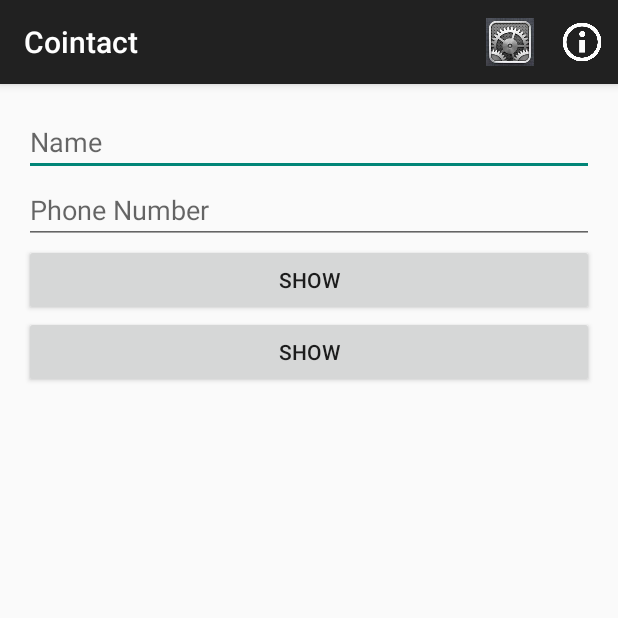
After one commit to studentmanik/PhoneBook, an Android app: the Contact screen opened directly, with no data from a screen before it, on a phone screen of 412 x 824 dp, the top half of it. The commit adds this screen. Run offline under Robolectric (Android 15) with nearby library versions, the phone set to English and light mode, and no system bars.

Commit message:
new class

```diff
--- a/app/src/main/AndroidManifest.xml
+++ b/app/src/main/AndroidManifest.xml
@@ -1,6 +1,7 @@
 <?xml version="1.0" encoding="utf-8"?>
 <manifest xmlns:android="http://schemas.android.com/apk/res/android"
     package="com.example.ranacom.phonebook" >
+    <uses-permission android:name="android.permission.READ_CONTACTS"/>
 
     <application
         android:allowBackup="true"
@@ -16,6 +17,10 @@
                 <category android:name="android.intent.category.LAUNCHER" />
             </intent-filter>
         </activity>
+        <activity
+            android:name=".Contact"
+            android:label="@string/title_activity_contact" >
+        </activity>
     </application>
 
 </manifest>
--- /dev/null
+++ b/app/src/main/java/com/example/ranacom/phonebook/Contact.java
@@ -0,0 +1,122 @@
+package com.example.ranacom.phonebook;
+
+import android.database.Cursor;
+import android.os.Bundle;
+import android.provider.ContactsContract;
+import android.support.v7.app.ActionBarActivity;
+import android.view.Menu;
+import android.view.MenuItem;
+import android.view.View;
+import android.widget.Button;
+import android.widget.EditText;
+import android.widget.ListView;
+import android.widget.Toast;
+
+import java.util.List;
+
+
+public class Contact extends ActionBarActivity {
+
+    ListView lv;
+    List<ContactList> namelist;
+    DBHandler db;
+    List<ContactList> contactses;
+    ContactList contacts;
+    EditText etPersonName,etPhoneNumber;
+    Button btnShow,btnAdd;
+
+
+
+    @Override
+    protected void onCreate(Bundle savedInstanceState) {
+        super.onCreate(savedInstanceState);
+        setContentView(R.layout.activity_contact);
+
+
+        init();
+
+
+
+
+    }
+
+    private void init() {
+        db = new DBHandler(this);
+
+        etPersonName = (EditText) findViewById(R.id.etPersonName);
+        etPhoneNumber = (EditText) findViewById(R.id.etPhoneNumber);
+        lv = (ListView) findViewById(R.id.lv);
+        btnShow= (Button) findViewById(R.id.btnShow);
+        btnAdd= (Button) findViewById(R.id.btnAdd);
+        btnAdd.setOnClickListener(new View.OnClickListener() {
+            @Override
+            public void onClick(View v) {
+                /*ContactList contactList = new ContactList(etPersonName.getText().toString(),etPhoneNumber.getText().toString());
+                db.addContact(contactList);*/
+
+
+                Cursor cursor = getContentResolver().query(
+                        ContactsContract.CommonDataKinds.Phone.CONTENT_URI, null, null,
+                        null, ContactsContract.CommonDataKinds.Phone.DISPLAY_NAME
+                                + " COLLATE LOCALIZED ASC");
+
+                // Looping through the contacts and adding them to arrayList
+                while (cursor.moveToNext()) {
+                    String name = cursor
+                            .getString(cursor
+                                    .getColumnIndex(ContactsContract.CommonDataKinds.Phone.DISPLAY_NAME));
+                    String phoneNumber = cursor
+                            .getString(cursor
+                                    .getColumnIndex(ContactsContract.CommonDataKinds.Phone.NUMBER));
+
+                    Toast.makeText(getApplicationContext(),name+ "  " + phoneNumber, Toast.LENGTH_LONG).show();
+
+
+                    ContactList contactList = new ContactList(name,phoneNumber);
+                    db.addContact(contactList);
+
+
+
+
+
+                }
+
+                cursor.close();
+                Toast.makeText(getApplicationContext(), "Imported", Toast.LENGTH_LONG).show();
+
+            }
+        });
+        btnShow.setOnClickListener(new View.OnClickListener() {
+            @Override
+            public void onClick(View v) {
+                lv.setAdapter(new ContactListAdapter(getApplicationContext(),db.getAllContact()));
+            }
+        });
+
+    }
+
+
+
+
+    @Override
+    public boolean onCreateOptionsMenu(Menu menu) {
+        // Inflate the menu; this adds items to the action bar if it is present.
+        getMenuInflater().inflate(R.menu.menu_contact, menu);
+        return true;
+    }
+
+    @Override
+    public boolean onOptionsItemSelected(MenuItem item) {
+        // Handle action bar item clicks here. The action bar will
+        // automatically handle clicks on the Home/Up button, so long
+        // as you specify a parent activity in AndroidManifest.xml.
+        int id = item.getItemId();
+
+        //noinspection SimplifiableIfStatement
+        if (id == R.id.action_settings) {
+            return true;
+        }
+
+        return super.onOptionsItemSelected(item);
+    }
+}
--- /dev/null
+++ b/app/src/main/java/com/example/ranacom/phonebook/DBHandler.java
@@ -0,0 +1,91 @@
+package com.example.ranacom.phonebook;
+
+import android.content.ContentValues;
+import android.content.Context;
+import android.database.Cursor;
+import android.database.sqlite.SQLiteDatabase;
+import android.database.sqlite.SQLiteOpenHelper;
+
+import java.util.ArrayList;
+import java.util.List;
+
+
+public class DBHandler extends SQLiteOpenHelper {
+
+    // database VERSION
+    private static final int DATABASE_VERSION = 1;
+
+    // Database Name
+    private static final String DATABASE_NAME = "contact_db";
+
+    // Contacts table name
+    private static final String TABLE_CONTACTS = "tbl_contact";
+
+    // Contacts Table Columns names
+    private static final String KEY_ID = "id";
+    private static final String KEY_CONTACT_NAME = "contact_name";
+    private static final String KEY_CONTACT_NUMBER = "contact_number";
+    private static final String KEY_CONTACT_IMG = "contact_img";
+
+
+    public DBHandler(Context context) {
+        super(context, DATABASE_NAME, null, DATABASE_VERSION);
+    }
+    @Override
+    public void onCreate(SQLiteDatabase db) {
+        String CREATE_CONTACTS_TABLE = "CREATE TABLE " + TABLE_CONTACTS + "("
+                + KEY_ID + " INTEGER PRIMARY KEY," + KEY_CONTACT_NAME + " TEXT,"
+                + KEY_CONTACT_NUMBER + " TEXT," + KEY_CONTACT_IMG + " TEXT" + ")";
+        db.execSQL(CREATE_CONTACTS_TABLE);
+    }
+
+    @Override
+    public void onUpgrade(SQLiteDatabase db, int oldVersion, int newVersion) {
+        db.execSQL("DROP TABLE IF EXISTS " + TABLE_CONTACTS);
+
+        // Create tables again
+        onCreate(db);
+    }
+
+
+    void addContact(ContactList list) {
+
+        SQLiteDatabase db = super.getWritableDatabase();
+        ContentValues values = new ContentValues();
+        values.put(KEY_CONTACT_NAME, list.getContactName()); // Contact Name
+        values.put(KEY_CONTACT_NUMBER, list.getPhoneNumber()); // Contact Phone
+        values.put(KEY_CONTACT_IMG, 122);
+
+
+        // Inserting Row
+        db.insert(TABLE_CONTACTS, null, values);
+        db.close(); // Closing database connection
+    }
+    public List<ContactList> getAllContact() {
+        List<ContactList> contactLists = new ArrayList<ContactList>();
+        // Select All Query
+        String selectQuery = "SELECT  * FROM " + TABLE_CONTACTS;
+
+        SQLiteDatabase db = this.getWritableDatabase();
+        Cursor cursor = db.rawQuery(selectQuery, null);
+
+        // looping through all rows and adding to list
+        if (cursor.moveToFirst()) {
+            do {
+                ContactList contactList = new ContactList();
+                contactList.setPhoneId(Integer.parseInt(cursor.getString(0)));
+                contactList.setContactName(cursor.getString(1));
+                contactList.setPhoneNumber(cursor.getString(2));
+
+
+              //  contactList.setIVContactImage(Integer.parseInt(cursor.getString(2)));
+
+                contactLists.add(contactList);
+            } while (cursor.moveToNext());
+        }
+
+        // return contact list
+        return contactLists;
+    }
+
+}
--- /dev/null
+++ b/app/src/main/res/layout/activity_contact.xml
@@ -0,0 +1,44 @@
+<RelativeLayout xmlns:android="http://schemas.android.com/apk/res/android"
+    xmlns:tools="http://schemas.android.com/tools" android:layout_width="match_parent"
+    android:layout_height="match_parent" android:paddingLeft="@dimen/activity_horizontal_margin"
+    android:paddingRight="@dimen/activity_horizontal_margin"
+    android:paddingTop="@dimen/activity_vertical_margin"
+    android:paddingBottom="@dimen/activity_vertical_margin"
+    tools:context="com.example.pc21.mycontact.Contact">
+    <EditText
+        android:id="@+id/etPersonName"
+        android:layout_width="match_parent"
+        android:layout_height="wrap_content"
+        android:hint="Name"
+
+
+        />
+    <EditText
+        android:layout_below="@+id/etPersonName"
+        android:id="@+id/etPhoneNumber"
+        android:layout_width="match_parent"
+        android:layout_height="wrap_content"
+
+        android:hint="Phone Number"/>
+    <Button
+        android:layout_below="@+id/etPhoneNumber"
+        android:text="Show"
+        android:gravity="center"
+        android:layout_width="match_parent"
+        android:layout_height="wrap_content"
+        android:id="@+id/btnAdd"/>
+    <Button
+        android:layout_below="@+id/btnAdd"
+        android:text="Show"
+        android:gravity="center"
+        android:layout_width="match_parent"
+        android:layout_height="wrap_content"
+        android:id="@+id/btnShow"/>
+
+    <ListView
+        android:layout_below="@+id/btnShow"
+        android:id="@+id/lv"
+        android:text="@string/hello_world" android:layout_width="wrap_content"
+        android:layout_height="wrap_content" />
+
+</RelativeLayout>
--- a/app/src/main/res/layout/activity_main.xml
+++ b/app/src/main/res/layout/activity_main.xml
@@ -3,7 +3,8 @@
     android:layout_height="match_parent" android:paddingLeft="@dimen/activity_horizontal_margin"
     android:paddingRight="@dimen/activity_horizontal_margin"
     android:paddingTop="@dimen/activity_vertical_margin"
-    android:paddingBottom="@dimen/activity_vertical_margin" tools:context=".MainActivity">
+    android:paddingBottom="@dimen/activity_vertical_margin" tools:context=".MainActivity"
+    android:background="@drawable/spalish">
 
     <TextView android:text="@string/hello_world" android:layout_width="wrap_content"
         android:layout_height="wrap_content" />
--- /dev/null
+++ b/app/src/main/res/menu/menu_contact.xml
@@ -0,0 +1,14 @@
+<menu xmlns:android="http://schemas.android.com/apk/res/android"
+    xmlns:app="http://schemas.android.com/apk/res-auto"
+    xmlns:tools="http://schemas.android.com/tools"
+    tools:context="com.example.pc21.mycontact.Contact">
+    <item android:id="@+id/action_settings" android:title="@string/action_settings"
+        android:orderInCategory="100" app:showAsAction="always"
+        android:icon="@drawable/setting"
+
+        />
+    <item android:id="@+id/action_about" android:title="@string/action_settings"
+        android:orderInCategory="100" app:showAsAction="always"
+        android:icon="@drawable/about"
+        />
+</menu>
--- a/app/src/main/res/values/strings.xml
+++ b/app/src/main/res/values/strings.xml
@@ -3,4 +3,5 @@
 
     <string name="hello_world">Hello world!</string>
     <string name="action_settings">Settings</string>
+    <string name="title_activity_contact">Cointact</string>
 </resources>
```
Also changed, not shown: app/src/main/java/com/example/ranacom/phonebook/ContactList.java (added, +50 -0 lines), app/src/main/java/com/example/ranacom/phonebook/ContactListAdapter.java (added, +56 -0 lines), app/src/main/java/com/example/ranacom/phonebook/MainActivity.java (+27 -1 lines), app/src/main/res/layout/contact_list_view.xml (added, +38 -0 lines), app/src/main/res/drawable/about.png (added), app/src/main/res/drawable/setting.jpg (added), app/src/main/res/drawable/spalish.jpg (added), 1 other file.
